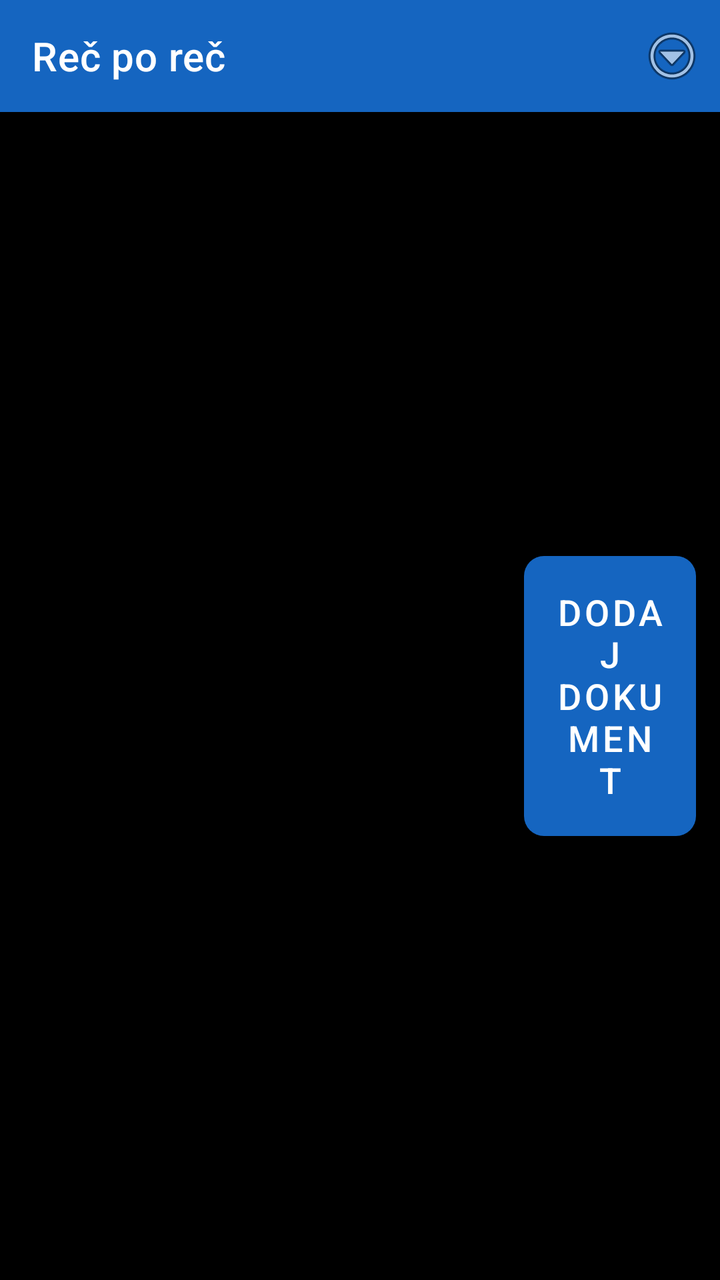
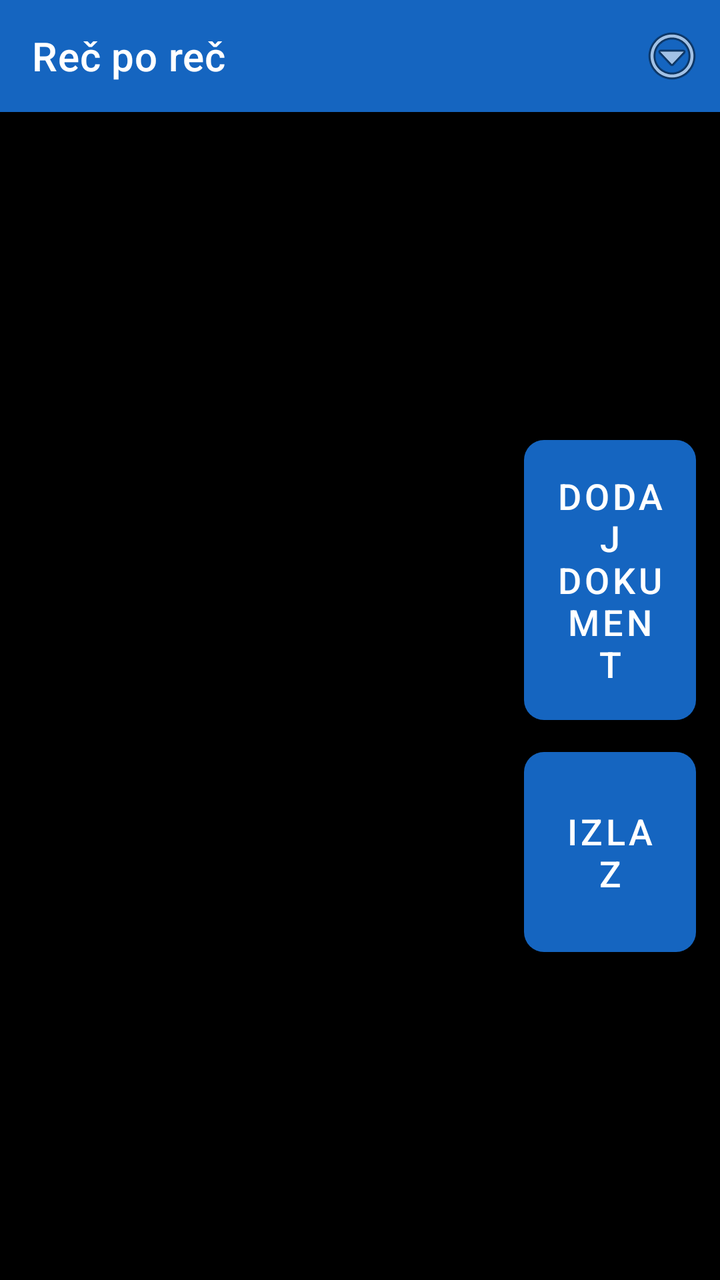

Before-and-after screenshots of an Android layout around one commit, followed by the original layout XML and the change that was made.
<!-- AndroidManifest.xml: application theme Theme.RecPoRec -->
<!-- res/layout/activity_document_list.xml -->
<?xml version="1.0" encoding="utf-8"?>
<LinearLayout xmlns:android="http://schemas.android.com/apk/res/android"
    xmlns:app="http://schemas.android.com/apk/res-auto"
    android:layout_width="match_parent"
    android:layout_height="match_parent"
    android:orientation="vertical"
    android:fitsSystemWindows="true"
    android:background="@color/background">

    <androidx.appcompat.widget.Toolbar
        android:id="@+id/toolbar"
        android:layout_width="match_parent"
        android:layout_height="?attr/actionBarSize"
        android:background="@color/btn_voice"
        android:titleTextColor="@color/text_primary"
        app:title="@string/app_name">

        <ImageButton
            android:id="@+id/btnOverflow"
            android:layout_width="48dp"
            android:layout_height="48dp"
            android:layout_gravity="end|center_vertical"
            android:background="@android:color/transparent"
            android:contentDescription="@string/menu_settings"
            android:src="@android:drawable/ic_menu_more" />
    </androidx.appcompat.widget.Toolbar>

    <LinearLayout
        android:layout_width="match_parent"
        android:layout_height="0dp"
        android:layout_weight="1"
        android:orientation="horizontal">

        <FrameLayout
            android:layout_width="0dp"
            android:layout_height="match_parent"
            android:layout_weight="1">

            <androidx.recyclerview.widget.RecyclerView
                android:id="@+id/recyclerDocuments"
                android:layout_width="match_parent"
                android:layout_height="match_parent"
                android:padding="8dp" />

            <TextView
                android:id="@+id/emptyView"
                android:layout_width="match_parent"
                android:layout_height="match_parent"
                android:gravity="center"
                android:visibility="gone"
                android:padding="24dp"
                android:textSize="18sp"
                android:textColor="@color/text_primary"
                android:text="@string/no_documents" />
        </FrameLayout>

        
        <LinearLayout
            android:layout_width="110dp"
            android:layout_height="match_parent"
            android:orientation="vertical"
            android:gravity="center_vertical"
            android:padding="12dp">

            <Button
                android:id="@+id/btnAddDocument"
                android:layout_width="match_parent"
                android:layout_height="140dp"
                android:textSize="18sp"
                android:backgroundTint="@color/btn_chapter"
                android:textColor="@color/button_text"
                android:background="@drawable/key_button_shape"
                android:text="@string/add_document" />
        </LinearLayout>

    </LinearLayout>

</LinearLayout>
<!-- resources referenced by this layout -->
<resources>
  <color name="background">#000000</color>
  <color name="btn_chapter">#2E7D32</color>
  <color name="btn_voice">#1565C0</color>
  <color name="button_text">#FFFFFF</color>
  <color name="text_primary">#FFFFFF</color>
  <!-- drawable key_button_shape (drawable) -->
  <?xml version="1.0" encoding="utf-8"?>
  <shape xmlns:android="http://schemas.android.com/apk/res/android"
      android:shape="rectangle">
      <corners android:radius="10dp" />
      <solid android:color="#FFFFFF" />
  </shape>
  <string name="add_document">Dodaj dokument</string>
  <string name="app_name">Reč po reč</string>
  <string name="menu_settings">Podešavanja</string>
  <string name="no_documents">Nema dodatih dokumenata. Dodirnite dugme za dodavanje.</string>
  <style name="Theme.RecPoRec" parent="Theme.MaterialComponents.DayNight.NoActionBar">
          <item name="android:windowBackground">@color/background</item>
          <item name="android:textColorPrimary">@color/text_primary</item>
          <item name="colorPrimary">@color/btn_voice</item>
          <item name="colorOnPrimary">@color/button_text</item>
      </style>
</resources>

<!-- the commit's change to res/layout/activity_document_list.xml (unified diff, before → after) -->
@@ -21,7 +21,7 @@
             android:layout_height="48dp"
             android:layout_gravity="end|center_vertical"
             android:background="@android:color/transparent"
-            android:contentDescription="@string/menu_settings"
+            android:contentDescription="@string/menu_options_button"
             android:src="@android:drawable/ic_menu_more" />
     </androidx.appcompat.widget.Toolbar>
 
@@ -71,6 +71,18 @@
                 android:textColor="@color/button_text"
                 android:background="@drawable/key_button_shape"
                 android:text="@string/add_document" />
+
+            <Button
+                android:id="@+id/btnExit"
+                android:layout_width="match_parent"
+                android:layout_height="100dp"
+                android:layout_marginTop="16dp"
+                android:textSize="18sp"
+                android:backgroundTint="@color/btn_page_nav"
+                android:textColor="@color/button_text"
+                android:background="@drawable/key_button_shape"
+                android:contentDescription="Izađi iz aplikacije, zaustavlja i rad u pozadini"
+                android:text="Izlaz" />
         </LinearLayout>
 
     </LinearLayout>
<!-- resource entries referenced after the edit -->
@@ -2,6 +2,7 @@
 <resources>
   <color name="background">#000000</color>
   <color name="btn_chapter">#2E7D32</color>
+  <color name="btn_page_nav">#AD1457</color>
   <color name="btn_voice">#1565C0</color>
   <color name="button_text">#FFFFFF</color>
   <color name="text_primary">#FFFFFF</color>
@@ -14,7 +15,7 @@
   </shape>
   <string name="add_document">Dodaj dokument</string>
   <string name="app_name">Reč po reč</string>
-  <string name="menu_settings">Podešavanja</string>
+  <string name="menu_options_button">Opcije</string>
   <string name="no_documents">Nema dodatih dokumenata. Dodirnite dugme za dodavanje.</string>
   <style name="Theme.RecPoRec" parent="Theme.MaterialComponents.DayNight.NoActionBar">
           <item name="android:windowBackground">@color/background</item>
